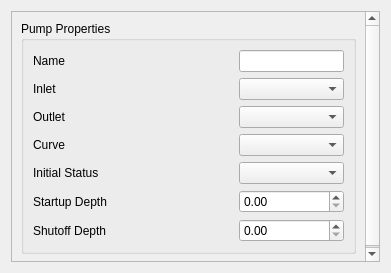
Qt form flo2d/ui/pump_attributes.ui (FLO-2DSoftware/qgis-flo-2d-plugin) before a commit.
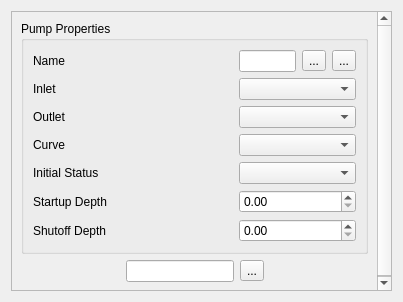
The same form after that commit. Icons and pictures are not drawn.

Commit message: Zoom and search added to pumps

```diff
--- a/flo2d/ui/pump_attributes.ui
+++ b/flo2d/ui/pump_attributes.ui
@@ -6,8 +6,8 @@
    <rect>
     <x>0</x>
     <y>0</y>
-    <width>391</width>
-    <height>273</height>
+    <width>403</width>
+    <height>302</height>
    </rect>
   </property>
   <property name="windowTitle">
@@ -24,24 +24,11 @@
        <rect>
         <x>0</x>
         <y>0</y>
-        <width>371</width>
-        <height>253</height>
+        <width>383</width>
+        <height>282</height>
        </rect>
       </property>
       <layout class="QGridLayout" name="gridLayout_2">
-       <item row="1" column="0">
-        <spacer name="verticalSpacer">
-         <property name="orientation">
-          <enum>Qt::Vertical</enum>
-         </property>
-         <property name="sizeHint" stdset="0">
-          <size>
-           <width>20</width>
-           <height>40</height>
-          </size>
-         </property>
-        </spacer>
-       </item>
        <item row="0" column="0">
         <widget class="QGroupBox" name="groupBox">
          <property name="title">
@@ -50,13 +37,6 @@
          <layout class="QGridLayout" name="gridLayout_4">
           <item row="0" column="0">
            <layout class="QGridLayout" name="gridLayout_3">
-            <item row="3" column="0">
-             <widget class="QLabel" name="label_4">
-              <property name="text">
-               <string>Curve</string>
-              </property>
-             </widget>
-            </item>
             <item row="1" column="0">
              <widget class="QLabel" name="label_2">
               <property name="text">
@@ -64,24 +44,10 @@
               </property>
              </widget>
             </item>
-            <item row="6" column="1">
-             <widget class="QDoubleSpinBox" name="pump_shutoff_depth">
-              <property name="maximum">
-               <double>100000.000000000000000</double>
-              </property>
-             </widget>
-            </item>
-            <item row="5" column="0">
-             <widget class="QLabel" name="label_6">
+            <item row="3" column="0">
+             <widget class="QLabel" name="label_4">
               <property name="text">
-               <string>Startup Depth</string>
-              </property>
-             </widget>
-            </item>
-            <item row="4" column="0">
-             <widget class="QLabel" name="label_5">
-              <property name="text">
-               <string>Initial Status</string>
+               <string>Curve</string>
               </property>
              </widget>
             </item>
@@ -104,6 +70,16 @@
               </property>
              </widget>
             </item>
+            <item row="0" column="1">
+             <widget class="QLineEdit" name="pump_name"/>
+            </item>
+            <item row="5" column="0">
+             <widget class="QLabel" name="label_6">
+              <property name="text">
+               <string>Startup Depth</string>
+              </property>
+             </widget>
+            </item>
             <item row="6" column="0">
              <widget class="QLabel" name="label_7">
               <property name="text">
@@ -111,16 +87,13 @@
               </property>
              </widget>
             </item>
-            <item row="5" column="1">
-             <widget class="QDoubleSpinBox" name="pump_startup_depth">
-              <property name="maximum">
-               <double>100000.000000000000000</double>
+            <item row="4" column="0">
+             <widget class="QLabel" name="label_5">
+              <property name="text">
+               <string>Initial Status</string>
               </property>
              </widget>
             </item>
-            <item row="0" column="1">
-             <widget class="QLineEdit" name="pump_name"/>
-            </item>
             <item row="2" column="0">
              <widget class="QLabel" name="label_3">
               <property name="text">
@@ -128,23 +101,116 @@
               </property>
              </widget>
             </item>
-            <item row="1" column="1">
+            <item row="0" column="2">
+             <widget class="QToolButton" name="zoom_in_btn">
+              <property name="text">
+               <string>...</string>
+              </property>
+              <property name="icon">
+               <iconset>
+                <normaloff>../img/zoom_in.svg</normaloff>../img/zoom_in.svg</iconset>
+              </property>
+             </widget>
+            </item>
+            <item row="0" column="3">
+             <widget class="QToolButton" name="zoom_out_btn">
+              <property name="text">
+               <string>...</string>
+              </property>
+              <property name="icon">
+               <iconset>
+                <normaloff>../img/zoom_out.svg</normaloff>../img/zoom_out.svg</iconset>
+              </property>
+             </widget>
+            </item>
+            <item row="1" column="1" colspan="3">
              <widget class="QComboBox" name="pump_inlet"/>
             </item>
-            <item row="2" column="1">
+            <item row="2" column="1" colspan="3">
              <widget class="QComboBox" name="pump_outlet"/>
             </item>
-            <item row="3" column="1">
+            <item row="3" column="1" colspan="3">
              <widget class="QComboBox" name="pump_curve"/>
             </item>
-            <item row="4" column="1">
+            <item row="4" column="1" colspan="3">
              <widget class="QComboBox" name="pump_init_status"/>
             </item>
+            <item row="5" column="1" colspan="3">
+             <widget class="QDoubleSpinBox" name="pump_startup_depth">
+              <property name="maximum">
+               <double>100000.000000000000000</double>
+              </property>
+             </widget>
+            </item>
+            <item row="6" column="1" colspan="3">
+             <widget class="QDoubleSpinBox" name="pump_shutoff_depth">
+              <property name="maximum">
+               <double>100000.000000000000000</double>
+              </property>
+             </widget>
+            </item>
            </layout>
           </item>
          </layout>
         </widget>
        </item>
+       <item row="2" column="0">
+        <layout class="QHBoxLayout" name="horizontalLayout">
+         <item>
+          <spacer name="horizontalSpacer">
+           <property name="orientation">
+            <enum>Qt::Horizontal</enum>
+           </property>
+           <property name="sizeHint" stdset="0">
+            <size>
+             <width>40</width>
+             <height>20</height>
+            </size>
+           </property>
+          </spacer>
+         </item>
+         <item>
+          <widget class="QLineEdit" name="search_le"/>
+         </item>
+         <item>
+          <widget class="QToolButton" name="eye_btn">
+           <property name="text">
+            <string>...</string>
+           </property>
+           <property name="icon">
+            <iconset>
+             <normaloff>../img/eye-svgrepo-com.svg</normaloff>../img/eye-svgrepo-com.svg</iconset>
+           </property>
+          </widget>
+         </item>
+         <item>
+          <spacer name="horizontalSpacer_2">
+           <property name="orientation">
+            <enum>Qt::Horizontal</enum>
+           </property>
+           <property name="sizeHint" stdset="0">
+            <size>
+             <width>40</width>
+             <height>20</height>
+            </size>
+           </property>
+          </spacer>
+         </item>
+        </layout>
+       </item>
+       <item row="1" column="0">
+        <spacer name="verticalSpacer">
+         <property name="orientation">
+          <enum>Qt::Vertical</enum>
+         </property>
+         <property name="sizeHint" stdset="0">
+          <size>
+           <width>20</width>
+           <height>40</height>
+          </size>
+         </property>
+        </spacer>
+       </item>
       </layout>
      </widget>
     </widget>
```
The commit also changes 1 other file.
